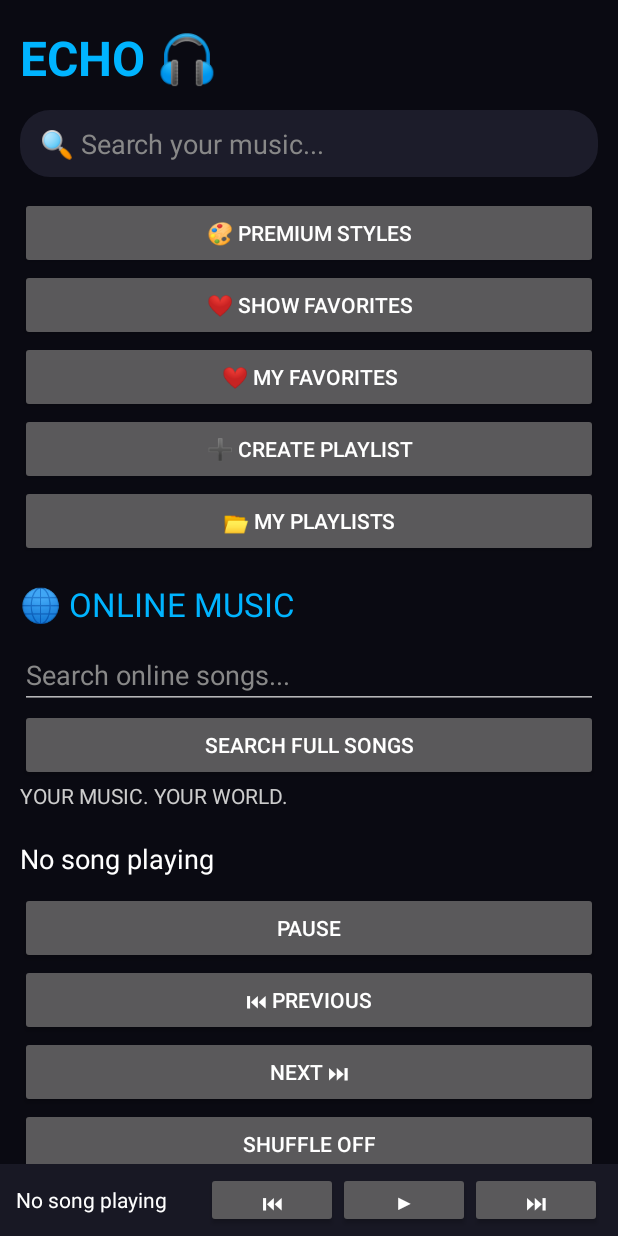
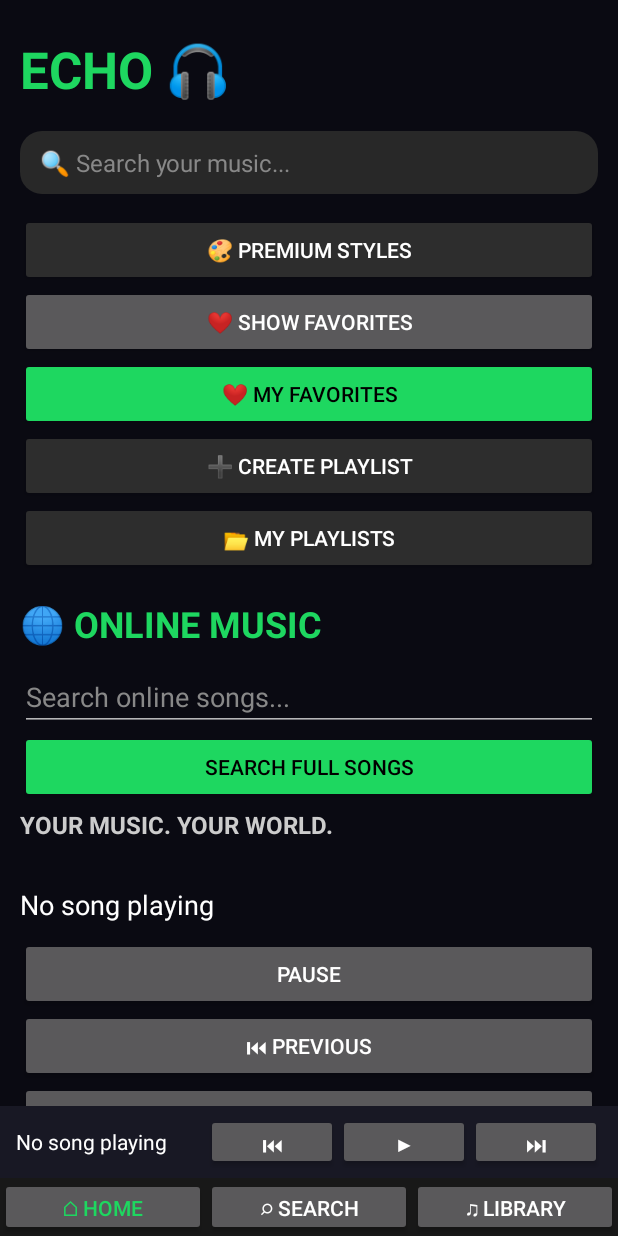
Before and after one commit to vaghelamahipalsinh/ECHO, an Android app: the screen it shows after launch (MainActivity), on a phone screen of 412 x 824 dp. Run offline under Robolectric (Android 15) with nearby library versions, the phone set to English and light mode, and no system bars; pictures from the network do not load.

Commit message:
ECHO 14.0 Spotify inspired UI navigation

```diff
--- a/app/src/main/java/com/echo/music/MainActivity.java
+++ b/app/src/main/java/com/echo/music/MainActivity.java
@@ -66,8 +66,9 @@ SeekBar seekBar;
 TextView currentTime, totalTime;
 android.os.Handler handler = new android.os.Handler();
 Runnable progressUpdater;
-    int bg = Color.rgb(10, 10, 18);
+    int bg = Color.rgb(18, 18, 18);
     int blue = Color.rgb(0, 180, 255);
+    int green = Color.rgb(30, 215, 96);
 
     @Override
     protected void onCreate(Bundle savedInstanceState) {
@@ -84,24 +85,30 @@ Runnable progressUpdater;
 
         TextView logo = new TextView(this);
         logo.setText("ECHO 🎧");
-        logo.setTextSize(32);
-        logo.setTextColor(blue);
+        logo.setTextSize(34);
+        logo.setTextColor(green);
+        logo.setPadding(0, 10, 0, 8);
         logo.setTypeface(null, 1);
         layout.addView(logo);
 
         TextView heading = new TextView(this);
-        heading.setText("YOUR MUSIC. YOUR WORLD.")
-;
+        heading.setText("YOUR MUSIC. YOUR WORLD.");
+        heading.setTextSize(16);
+        heading.setTextColor(Color.LTGRAY);
+        heading.setTypeface(null, 1);
+        heading.setPadding(0, 5, 0, 15);
         EditText searchBar = new EditText(this);
         searchBar.setHint("🔍 Search your music...");
         searchBar.setHintTextColor(Color.GRAY);
         searchBar.setTextColor(Color.WHITE);
         searchBar.setSingleLine(true);
+        searchBar.setTextSize(16);
+        searchBar.setMinHeight(55);
         searchBar.setPadding(20, 15, 20, 15);
 
         GradientDrawable searchBg = new GradientDrawable();
-        searchBg.setColor(Color.rgb(28, 28, 42));
-        searchBg.setCornerRadius(30);
+        searchBg.setColor(Color.rgb(40, 40, 40));
+        searchBg.setCornerRadius(22);
         searchBar.setBackground(searchBg);
 
         LinearLayout.LayoutParams searchParams =
@@ -111,6 +118,11 @@ Runnable progressUpdater;
 
 Button themeButton = new Button(this);
 themeButton.setText("🎨 PREMIUM STYLES");
+themeButton.setTextColor(Color.WHITE);
+themeButton.setBackgroundTintList(
+    android.content.res.ColorStateList.valueOf(Color.rgb(45, 45, 45))
+);
+themeButton.setAllCaps(false);
 themeButton.setOnClickListener(v -> showThemeDialog());
 layout.addView(themeButton);
 
@@ -143,16 +155,31 @@ layout.addView(favoritesFilter);
 
 Button onlineFavoritesButton = new Button(this);
 onlineFavoritesButton.setText("❤️ MY FAVORITES");
+onlineFavoritesButton.setTextColor(Color.BLACK);
+onlineFavoritesButton.setBackgroundTintList(
+    android.content.res.ColorStateList.valueOf(green)
+);
+onlineFavoritesButton.setAllCaps(false);
 onlineFavoritesButton.setOnClickListener(v -> showOnlineFavorites());
 layout.addView(onlineFavoritesButton);
 
 Button createPlaylistButton = new Button(this);
 createPlaylistButton.setText("➕ CREATE PLAYLIST");
+createPlaylistButton.setTextColor(Color.WHITE);
+createPlaylistButton.setBackgroundTintList(
+    android.content.res.ColorStateList.valueOf(Color.rgb(45, 45, 45))
+);
+createPlaylistButton.setAllCaps(false);
 createPlaylistButton.setOnClickListener(v -> showCreatePlaylistDialog());
 layout.addView(createPlaylistButton);
 
 Button viewPlaylistsButton = new Button(this);
 viewPlaylistsButton.setText("📂 MY PLAYLISTS");
+viewPlaylistsButton.setTextColor(Color.WHITE);
+viewPlaylistsButton.setBackgroundTintList(
+    android.content.res.ColorStateList.valueOf(Color.rgb(45, 45, 45))
+);
+viewPlaylistsButton.setAllCaps(false);
 viewPlaylistsButton.setOnClickListener(v -> showPlaylistsDialog());
 layout.addView(viewPlaylistsButton);
 
@@ -187,8 +214,9 @@ searchBar.addTextChangedListener(new TextWatcher() {
 
 TextView onlineHeading = new TextView(this);
 onlineHeading.setText("🌐 ONLINE MUSIC");
-onlineHeading.setTextColor(blue);
-onlineHeading.setTextSize(22);
+onlineHeading.setTextColor(green);
+onlineHeading.setTextSize(24);
+onlineHeading.setTypeface(null, 1);
 onlineHeading.setPadding(0, 25, 0, 15);
 layout.addView(onlineHeading);
 
@@ -201,6 +229,11 @@ layout.addView(onlineSearchInput);
 
 Button onlineSearchButton = new Button(this);
 onlineSearchButton.setText("SEARCH FULL SONGS");
+onlineSearchButton.setTextColor(Color.BLACK);
+onlineSearchButton.setBackgroundTintList(
+    android.content.res.ColorStateList.valueOf(green)
+);
+onlineSearchButton.setAllCaps(false);
 onlineSearchButton.setOnClickListener(v -> searchAudiusMusic());
 layout.addView(onlineSearchButton);
 
@@ -322,6 +355,39 @@ miniNext.setOnClickListener(v -> nextSong());
 miniPlayer.addView(miniNext);
 
 root.addView(miniPlayer, new LinearLayout.LayoutParams(-1, 72));
+
+LinearLayout bottomNav = new LinearLayout(this);
+bottomNav.setOrientation(LinearLayout.HORIZONTAL);
+bottomNav.setGravity(Gravity.CENTER);
+bottomNav.setBackgroundColor(Color.rgb(24, 24, 24));
+
+Button homeNav = new Button(this);
+homeNav.setText("⌂ HOME");
+homeNav.setTextColor(green);
+homeNav.setAllCaps(false);
+
+Button searchNav = new Button(this);
+searchNav.setText("⌕ SEARCH");
+searchNav.setTextColor(Color.WHITE);
+searchNav.setAllCaps(false);
+
+Button libraryNav = new Button(this);
+libraryNav.setText("♫ LIBRARY");
+libraryNav.setTextColor(Color.WHITE);
+libraryNav.setAllCaps(false);
+
+LinearLayout.LayoutParams navParams =
+        new LinearLayout.LayoutParams(0, 58, 1f);
+
+bottomNav.addView(homeNav, navParams);
+bottomNav.addView(searchNav, new LinearLayout.LayoutParams(0, 58, 1f));
+bottomNav.addView(libraryNav, new LinearLayout.LayoutParams(0, 58, 1f));
+
+homeNav.setOnClickListener(v -> scroll.smoothScrollTo(0, 0));
+searchNav.setOnClickListener(v -> scroll.smoothScrollTo(0, onlineHeading.getTop()));
+libraryNav.setOnClickListener(v -> scroll.smoothScrollTo(0, onlineFavoritesButton.getTop()));
+
+root.addView(bottomNav, new LinearLayout.LayoutParams(-1, 58));
 
 setContentView(root);
 loadFavorites();
```
